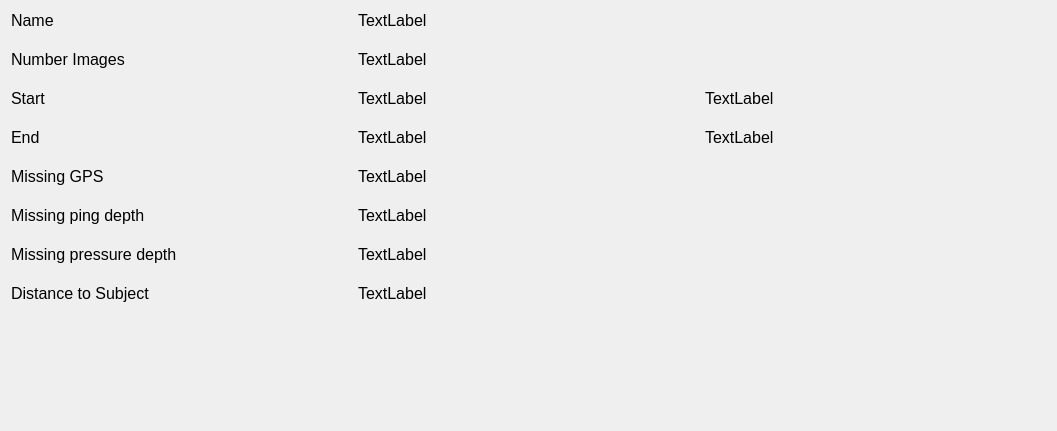
First picture: the form in src/resources/sequence_info.ui, repository open-AIMS/reefscan_desktop_data_manager, before the edit.
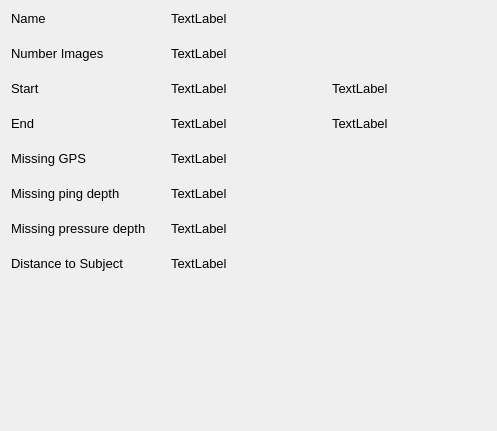
Second picture: the form after the edit.

The edit to the form file:
```diff
--- a/src/resources/sequence_info.ui
+++ b/src/resources/sequence_info.ui
@@ -6,7 +6,7 @@
    <rect>
     <x>0</x>
     <y>0</y>
-    <width>1057</width>
+    <width>497</width>
     <height>431</height>
    </rect>
   </property>
@@ -17,24 +17,6 @@
    <property name="verticalSpacing">
     <number>20</number>
    </property>
-   <item row="0" column="1">
-    <widget class="QLabel" name="lb_sequence_name">
-     <property name="sizePolicy">
-      <sizepolicy hsizetype="Preferred" vsizetype="Fixed">
-       <horstretch>0</horstretch>
-       <verstretch>0</verstretch>
-      </sizepolicy>
-     </property>
-     <property name="font">
-      <font>
-       <pointsize>12</pointsize>
-      </font>
-     </property>
-     <property name="text">
-      <string>TextLabel</string>
-     </property>
-    </widget>
-   </item>
    <item row="2" column="1">
     <widget class="QLabel" name="lb_start_time">
      <property name="sizePolicy">
@@ -45,7 +27,7 @@
      </property>
      <property name="font">
       <font>
-       <pointsize>12</pointsize>
+       <pointsize>10</pointsize>
       </font>
      </property>
      <property name="text">
@@ -63,7 +45,7 @@
      </property>
      <property name="font">
       <font>
-       <pointsize>12</pointsize>
+       <pointsize>10</pointsize>
       </font>
      </property>
      <property name="text">
@@ -75,7 +57,7 @@
     <widget class="QLabel" name="label_2">
      <property name="font">
       <font>
-       <pointsize>12</pointsize>
+       <pointsize>10</pointsize>
       </font>
      </property>
      <property name="text">
@@ -93,7 +75,7 @@
      </property>
      <property name="font">
       <font>
-       <pointsize>12</pointsize>
+       <pointsize>10</pointsize>
       </font>
      </property>
      <property name="text">
@@ -111,7 +93,7 @@
      </property>
      <property name="font">
       <font>
-       <pointsize>12</pointsize>
+       <pointsize>10</pointsize>
       </font>
      </property>
      <property name="text">
@@ -123,7 +105,7 @@
     <widget class="QLabel" name="lbl_missing_gps">
      <property name="font">
       <font>
-       <pointsize>12</pointsize>
+       <pointsize>10</pointsize>
       </font>
      </property>
      <property name="text">
@@ -141,7 +123,7 @@
      </property>
      <property name="font">
       <font>
-       <pointsize>12</pointsize>
+       <pointsize>10</pointsize>
       </font>
      </property>
      <property name="text">
@@ -159,7 +141,7 @@
      </property>
      <property name="font">
       <font>
-       <pointsize>12</pointsize>
+       <pointsize>10</pointsize>
       </font>
      </property>
      <property name="text">
@@ -171,7 +153,7 @@
     <widget class="QLabel" name="label_3">
      <property name="font">
       <font>
-       <pointsize>12</pointsize>
+       <pointsize>10</pointsize>
       </font>
      </property>
      <property name="text">
@@ -183,7 +165,7 @@
     <widget class="QLabel" name="label_4">
      <property name="font">
       <font>
-       <pointsize>12</pointsize>
+       <pointsize>10</pointsize>
       </font>
      </property>
      <property name="text">
@@ -201,7 +183,7 @@
      </property>
      <property name="font">
       <font>
-       <pointsize>12</pointsize>
+       <pointsize>10</pointsize>
       </font>
      </property>
      <property name="text">
@@ -213,7 +195,7 @@
     <widget class="QLabel" name="lbl_missing_ping">
      <property name="font">
       <font>
-       <pointsize>12</pointsize>
+       <pointsize>10</pointsize>
       </font>
      </property>
      <property name="text">
@@ -231,7 +213,7 @@
      </property>
      <property name="font">
       <font>
-       <pointsize>12</pointsize>
+       <pointsize>10</pointsize>
       </font>
      </property>
      <property name="text">
@@ -243,7 +225,7 @@
     <widget class="QLabel" name="lbl_missing_pressure">
      <property name="font">
       <font>
-       <pointsize>12</pointsize>
+       <pointsize>10</pointsize>
       </font>
      </property>
      <property name="text">
@@ -261,7 +243,7 @@
      </property>
      <property name="font">
       <font>
-       <pointsize>12</pointsize>
+       <pointsize>10</pointsize>
       </font>
      </property>
      <property name="text">
@@ -286,7 +268,7 @@
     <widget class="QLabel" name="label_5">
      <property name="font">
       <font>
-       <pointsize>12</pointsize>
+       <pointsize>10</pointsize>
       </font>
      </property>
      <property name="text">
@@ -298,7 +280,25 @@
     <widget class="QLabel" name="distance_label">
      <property name="font">
       <font>
-       <pointsize>12</pointsize>
+       <pointsize>10</pointsize>
+      </font>
+     </property>
+     <property name="text">
+      <string>TextLabel</string>
+     </property>
+    </widget>
+   </item>
+   <item row="0" column="1" colspan="2">
+    <widget class="QLabel" name="lb_sequence_name">
+     <property name="sizePolicy">
+      <sizepolicy hsizetype="Preferred" vsizetype="Fixed">
+       <horstretch>0</horstretch>
+       <verstretch>0</verstretch>
+      </sizepolicy>
+     </property>
+     <property name="font">
+      <font>
+       <pointsize>10</pointsize>
       </font>
      </property>
      <property name="text">
```
